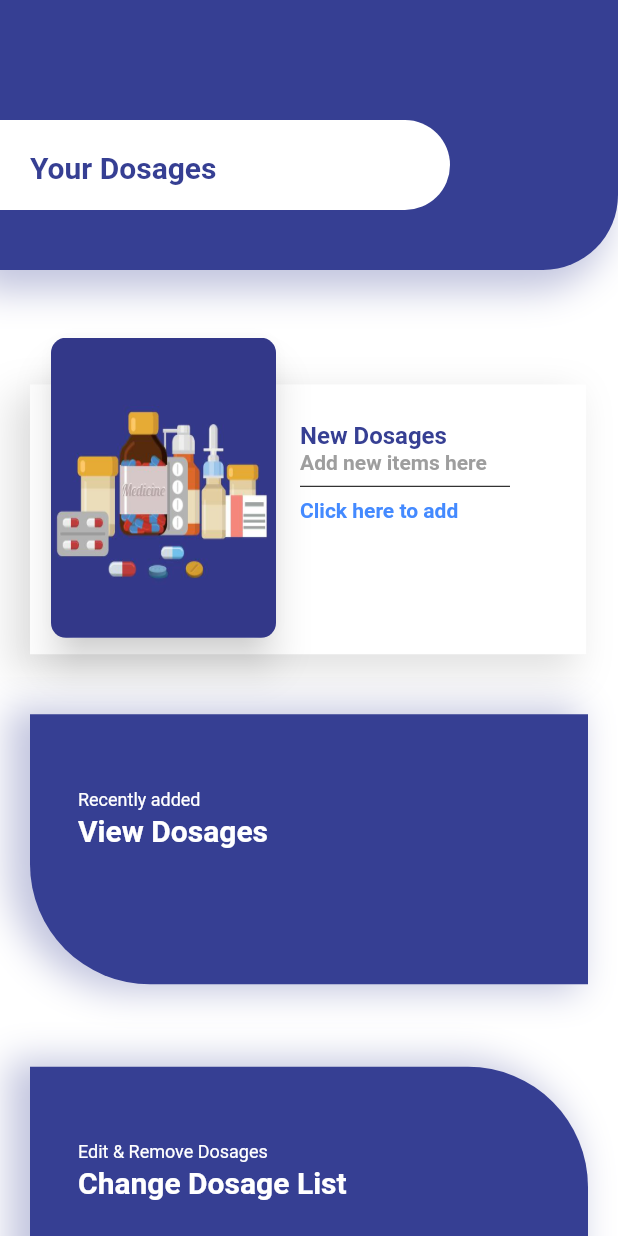
After one commit to it19062884Ruvindu/Group_43_Medicine_Allert_App, a Flutter app: the DosageHome screen opened directly, on a phone screen of 412 x 824 dp. The commit adds this screen. Run offline on Flutter 3.47's test engine with Material 2 defaults, Android fonts, the phone set to English and light mode, and no system bars; our stand-ins replace cloud_firestore, firebase_auth, firebase_core, fluttertoast, lottie; accounts and stored records are empty; network calls fail.

Commit message:
dosage updated

```diff
--- a/lib/main.dart
+++ b/lib/main.dart
@@ -17,7 +17,7 @@ class MyApp extends StatelessWidget {
     return MaterialApp(
       title: "My Med",
       theme: ThemeData(
-        primarySwatch: Colors.blue,
+        primarySwatch: Colors.indigo,
       ),
       home: Splash(),
     );
--- a/lib/pages/dosage/dosage_list.dart
+++ b/lib/pages/dosage/dosage_list.dart
@@ -1,8 +1,6 @@
 import 'package:cloud_firestore/cloud_firestore.dart';
 import 'package:our_medicine_alert_43/pages/dosage/edit_dosage.dart';
 import 'package:our_medicine_alert_43/pages/dosage/add_dosage.dart';
-import 'package:our_medicine_alert_43/pages/dosage/dosage_read.dart';
-import 'package:firebase_core/firebase_core.dart';
 import 'package:flutter/material.dart';
 
 class Dosagelist extends StatefulWidget {
@@ -14,7 +12,7 @@ class Dosagelist extends StatefulWidget {
 
 class _DosagelistState extends State<Dosagelist> {
   final Stream<QuerySnapshot> _usersStream =
-  FirebaseFirestore.instance.collection('dosages').snapshots();
+      FirebaseFirestore.instance.collection('dosages').snapshots();
   @override
   Widget build(BuildContext context) {
     return Scaffold(
@@ -28,7 +26,7 @@ class _DosagelistState extends State<Dosagelist> {
         ),
       ),
       appBar: AppBar(
-        title: Text('My Med'),
+        title: Text('Dosage List'),
       ),
       body: StreamBuilder(
         stream: _usersStream,
--- /dev/null
+++ b/lib/pages/main/dosage_home.dart
@@ -0,0 +1,275 @@
+import 'package:firebase_auth/firebase_auth.dart';
+import 'package:flutter/material.dart';
+import 'package:our_medicine_alert_43/pages/dosage/add_dosage.dart';
+import 'package:our_medicine_alert_43/pages/dosage/dosage_list.dart';
+import 'package:our_medicine_alert_43/pages/main/login_page.dart';
+
+class DosageHome extends StatefulWidget {
+  const DosageHome({Key? key}) : super(key: key);
+
+  @override
+  _DosageHomeState createState() => _DosageHomeState();
+}
+
+class _DosageHomeState extends State<DosageHome> {
+  @override
+  Widget build(BuildContext context) {
+    final double height = MediaQuery.of(context).size.height;
+    final double width = MediaQuery.of(context).size.width;
+    return Scaffold(
+      backgroundColor: Colors.white,
+      body: Column(
+        children: [
+          Container(
+            height: 180,
+            decoration: BoxDecoration(
+                borderRadius:
+                    BorderRadius.only(bottomRight: Radius.circular(50)),
+                color: Color(0xFF363f93),
+                boxShadow: [
+                  new BoxShadow(
+                    color: Color(0xFF363f93).withOpacity(0.3),
+                    offset: new Offset(-10.0, 10.0),
+                    spreadRadius: 4.0,
+                    blurRadius: 20.0, // changes position of shadow
+                  ),
+                ]),
+            child: Stack(
+              children: [
+                Positioned(
+                    top: 80,
+                    left: 0,
+                    child: Container(
+                      height: 60,
+                      width: 300,
+                      decoration: BoxDecoration(
+                          color: Colors.white,
+                          borderRadius: BorderRadius.only(
+                            topRight: Radius.circular(50),
+                            bottomRight: Radius.circular(50),
+                          )),
+                    )),
+                Positioned(
+                    top: 100,
+                    left: 20,
+                    child: Text(
+                      "Your Dosages",
+                      style: TextStyle(
+                          fontSize: 20,
+                          fontWeight: FontWeight.bold,
+                          color: Color(0xFF363f93)),
+                    ))
+              ],
+            ),
+          ),
+          SizedBox(
+            height: height * 0.05,
+          ),
+          Container(
+              height: 230,
+              child: Stack(
+                children: [
+                  Positioned(
+                      top: 35,
+                      left: 20,
+                      child: Material(
+                        child: Container(
+                          height: 180.0,
+                          width: width * 0.9,
+                          decoration: BoxDecoration(
+                            color: Colors.white,
+                            borderRadius: BorderRadius.circular(0.0),
+                            boxShadow: [
+                              BoxShadow(
+                                color: Colors.grey.withOpacity(0.3),
+                                offset: new Offset(-10.0, 10.0),
+                                spreadRadius: 4.0,
+                                blurRadius: 20.0, // changes position of shadow
+                              ),
+                            ],
+                          ),
+                        ),
+                      )),
+                  Positioned(
+                      top: 0,
+                      left: 30,
+                      child: Card(
+                        elevation: 10.0,
+                        shadowColor: Colors.grey.withOpacity(0.5),
+                        shape: RoundedRectangleBorder(
+                          borderRadius: BorderRadius.circular(15.0),
+                        ),
+                        child: Container(
+                          height: 200,
+                          width: 150,
+                          decoration: BoxDecoration(
+                              borderRadius: BorderRadius.circular(10.0),
+                              image: DecorationImage(
+                                  fit: BoxFit.fill,
+                                  image: AssetImage("assets/dosage.png"))),
+                        ),
+                      )),
+                  Positioned(
+                      top: 60,
+                      left: 200,
+                      child: Container(
+                        height: 150,
+                        width: 140,
+                        child: Column(
+                          crossAxisAlignment: CrossAxisAlignment.start,
+                          children: [
+                            Text(
+                              "New Dosages",
+                              style: TextStyle(
+                                fontSize: 16,
+                                color: Color(0xFF363f93),
+                                fontWeight: FontWeight.bold,
+                              ),
+                            ),
+                            Text(
+                              "Add new items here",
+                              style: TextStyle(
+                                fontSize: 14,
+                                color: Colors.grey,
+                                fontWeight: FontWeight.bold,
+                              ),
+                            ),
+                            Divider(
+                              color: Colors.black,
+                            ),
+                            GestureDetector(
+                              child: Text("Click here to add", style: TextStyle(
+                                fontSize: 14,
+                                color: Colors.blueAccent,
+                                fontWeight: FontWeight.bold,
+                              ), ),
+                              onTap: () {
+                                Navigator.push(
+                                    context,
+                                    MaterialPageRoute(
+                                        builder: (context) =>
+                                            AddDosage()));
+                              },
+                            )
+                          ],
+                        ),
+                      ))
+                ],
+              )),
+          Expanded(
+              child: MediaQuery.removePadding(
+                  context: context,
+                  removeTop: true,
+                  child: ListView(
+                    children: [
+                      Container(
+                        margin: const EdgeInsets.only(bottom: 10, top: 25),
+                        height: 200,
+                        padding: const EdgeInsets.only(
+                            left: 20, right: 20, bottom: 20),
+                        child: Container(
+                          decoration: BoxDecoration(
+                              color: Color(0xFF363f93),
+                              borderRadius: const BorderRadius.only(
+                                bottomLeft: Radius.circular(80.0),
+                              ),
+                              boxShadow: [
+                                new BoxShadow(
+                                    color: Color(0xFF363f93).withOpacity(0.3),
+                                    offset: new Offset(-10.0, 0.0),
+                                    blurRadius: 20.0,
+                                    spreadRadius: 4.0),
+                              ]),
+                          padding: const EdgeInsets.only(
+                            left: 32,
+                            top: 50.0,
+                            bottom: 50,
+                          ),
+                          child: Column(
+                            crossAxisAlignment: CrossAxisAlignment.start,
+                            children: <Widget>[
+                              Text(
+                                "Recently added",
+                                style: TextStyle(
+                                    color: Colors.white, fontSize: 12),
+                              ),
+                              const SizedBox(
+                                height: 2,
+                              ),
+                              GestureDetector(
+                                child: Text("View Dosages", style: TextStyle(
+                                  fontSize: 20,
+                                  color: Colors.white,
+                                  fontWeight: FontWeight.bold,
+                                ), ),
+                                onTap: () {
+                                  Navigator.push(
+                                      context,
+                                      MaterialPageRoute(
+                                          builder: (context) =>
+                                              Dosagelist()));
+                                },
+                              )
+                            ],
+                          ),
+                        ),
+                      ),
+                      Container(
+                        margin: const EdgeInsets.only(bottom: 10, top: 25),
+                        height: 200,
+                        padding: const EdgeInsets.only(
+                            left: 20, right: 20, bottom: 20),
+                        child: Container(
+                          decoration: BoxDecoration(
+                              color: Color(0xFF363f93),
+                              borderRadius: const BorderRadius.only(
+                                topRight: Radius.circular(80.0),
+                              ),
+                              boxShadow: [
+                                new BoxShadow(
+                                    color: Color(0xFF363f93).withOpacity(0.3),
+                                    offset: new Offset(-10.0, 0.0),
+                                    blurRadius: 20.0,
+                                    spreadRadius: 4.0),
+                              ]),
+                          padding: const EdgeInsets.only(
+                            left: 32,
+                            top: 50.0,
+                            bottom: 50,
+                          ),
+                          child: Column(
+                            crossAxisAlignment: CrossAxisAlignment.start,
+                            children: <Widget>[
+                              Text(
+                                "Edit & Remove Dosages",
+                                style: TextStyle(
+                                    color: Colors.white, fontSize: 12),
+                              ),
+                              const SizedBox(
+                                height: 2,
+                              ),
+                              GestureDetector(
+                                child: Text("Change Dosage List", style: TextStyle(
+                                  fontSize: 20,
+                                  color: Colors.white,
+                                  fontWeight: FontWeight.bold,
+                                ), ),
+                                onTap: () {
+                                  Navigator.push(
+                                      context,
+                                      MaterialPageRoute(
+                                          builder: (context) =>
+                                              Dosagelist()));
+                                },
+                              )
+                            ],
+                          ),
+                        ),
+                      )
+                    ],
+                  ))),
+        ],
+      ),
+    );
+  }
+}
--- a/lib/pages/main/splash.dart
+++ b/lib/pages/main/splash.dart
@@ -15,10 +15,10 @@ class _SplashState extends State<Splash> {
     _navigatetoLogin();
   }
 
-  _navigatetoLogin() async{
+  _navigatetoLogin() async {
     await Future.delayed(Duration(milliseconds: 4500), () {});
-    Navigator.pushReplacement(context, MaterialPageRoute(builder: (context)=>LoginPage())
-    );
+    Navigator.pushReplacement(
+        context, MaterialPageRoute(builder: (context) => LoginPage()));
   }
 
   @override
--- a/pubspec.yaml
+++ b/pubspec.yaml
@@ -40,6 +40,7 @@ dependencies:
   # The following adds the Cupertino Icons font to your application.
   # Use with the CupertinoIcons class for iOS style icons.
   cupertino_icons: ^1.0.2
+  lottie: ^1.2.2
 
 
 dev_dependencies:
@@ -68,7 +69,7 @@ flutter:
   assets:
    - assets/logo.png
    - assets/user.jpg
-   - assets/home.svg
+   - assets/dosage.png
 
   # An image asset can refer to one or more resolution-specific "variants", see
   # https://flutter.dev/assets-and-images/#resolution-aware.
```
Also changed, not shown: lib/pages/dosage/add_dosage.dart (+9 -5 lines), lib/pages/dosage/dosage_read.dart (+2 -7 lines), lib/pages/dosage/edit_dosage.dart (+22 -2 lines), lib/pages/main/animation_welcome.dart (added, +35 -0 lines), lib/pages/main/home_page.dart (+14 -13 lines), lib/pages/main/login_page.dart (+1 -6 lines), assets/dosage.png (added), pubspec.lock. Lines whose indentation alone changed are shown as unchanged.
